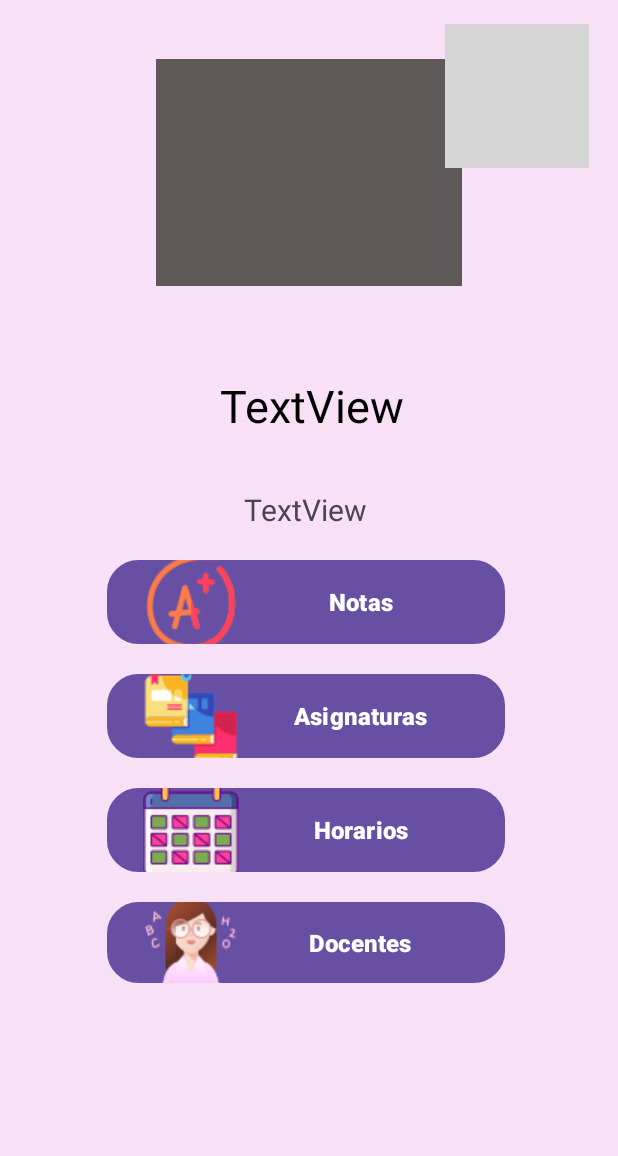
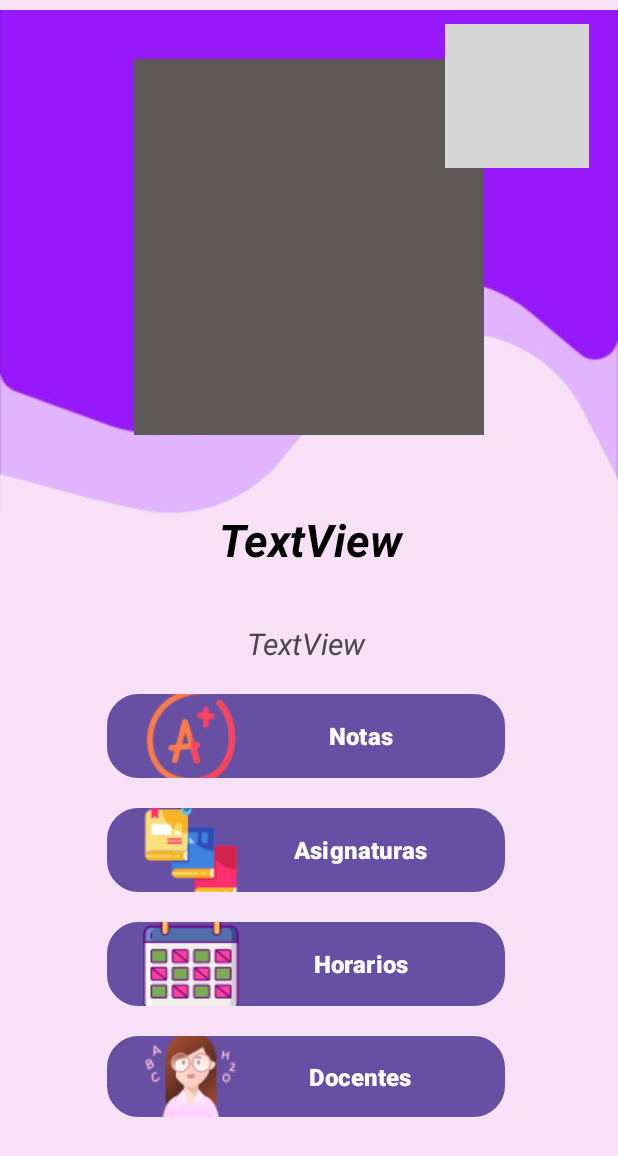
Before and after one commit to juancIdrovo/arteVivaM4a, an Android app: the layout perfil_usuairo.xml on its own in the app's theme, with its tools: preview values and no code run, on a phone screen of 412 x 824 dp. Shown: the top 1156 px of the screen. Run offline under Robolectric (Android 15) with nearby library versions, the phone set to English and light mode, and no system bars; network calls fail; grey boxes are pictures that could not be loaded.

Commit message:
Cambios culo

```diff
--- a/app/build.gradle.kts
+++ b/app/build.gradle.kts
@@ -57,7 +57,8 @@ dependencies {
     androidTestImplementation("androidx.test.ext:junit:1.1.5")
     androidTestImplementation("androidx.test.espresso:espresso-core:3.5.1")
     implementation("com.squareup.okhttp3:logging-interceptor:4.12.0")
-    implementation ("com.squareup.picasso:picasso:2.71828")
+    implementation ("com.github.bumptech.glide:glide:4.12.0")
+    annotationProcessor ("com.github.bumptech.glide:compiler:4.12.0")
 
 
 }
--- a/app/src/main/java/ec/tecazuay/artevivam4a/Cursos.java
+++ b/app/src/main/java/ec/tecazuay/artevivam4a/Cursos.java
@@ -29,7 +29,7 @@ public class Cursos extends AppCompatActivity {
     List<String> datos = new ArrayList<String>();
     ListView lst;
     RequestQueue qeqeq;
-    String url = "http://192.168.40.85:8080/api/asignaturas";
+    String url = "http://192.168.137.3:8080/api/asignaturas";
 
     @Override
     protected void onCreate(Bundle savedInstanceState) {
--- a/app/src/main/java/ec/tecazuay/artevivam4a/LoginActivity.java
+++ b/app/src/main/java/ec/tecazuay/artevivam4a/LoginActivity.java
@@ -32,7 +32,7 @@ public class LoginActivity extends AppCompatActivity {
     EditText txtEmail, txtPass;
 
     String mail, pass;
-    String url = "http://192.168.40.85:8080/api/loginEstudiante"; // Nueva URL del endpoint de login
+    String url = "http://192.168.137.3:8080/api/loginEstudiante"; // Nueva URL del endpoint de login
 
     @Override
     protected void onCreate(Bundle savedInstanceState) {
--- a/app/src/main/res/layout/perfil_usuairo.xml
+++ b/app/src/main/res/layout/perfil_usuairo.xml
@@ -5,6 +5,12 @@
     android:layout_height="match_parent"
     android:background="@color/rosaditoPalo">
 
+
+    <ImageView
+        android:id="@+id/imageView"
+        android:layout_width="wrap_content"
+        android:layout_height="wrap_content"
+        app:srcCompat="@drawable/color" />
 
     <Button
         android:id="@+id/btnSchedule1"
@@ -75,8 +81,8 @@
 
     <ImageView
         android:id="@+id/imageViewfoto"
-        android:layout_width="204dp"
-        android:layout_height="151dp"
+        android:layout_width="233dp"
+        android:layout_height="272dp"
         android:layout_alignParentStart="false"
         android:layout_alignParentTop="false"
         android:layout_alignParentEnd="false"
@@ -99,13 +105,20 @@
         android:layout_alignParentStart="true"
         android:layout_alignParentTop="true"
         android:layout_centerHorizontal="true"
-        android:layout_marginStart="82dp"
-        android:layout_marginTop="250dp"
+        android:layout_marginStart="81dp"
+        android:layout_marginTop="339dp"
+        android:backgroundTint="#000000"
+        android:backgroundTintMode="add"
+        android:breakStrategy="high_quality"
+        android:capitalize="characters"
         android:foregroundTint="#000000"
         android:text="TextView"
         android:textAlignment="center"
+        android:textAllCaps="false"
         android:textColor="#000000"
-        android:textSize="30dp" />
+        android:textColorHighlight="#C51E1E"
+        android:textSize="30dp"
+        android:textStyle="bold|italic" />
 
     <TextView
         android:id="@+id/tvMail"
@@ -116,8 +129,10 @@
         android:layout_centerHorizontal="true"
         android:layout_marginStart="48dp"
         android:layout_marginTop="35dp"
+        android:backgroundTint="#F0EBF3"
         android:text="TextView"
         android:textAlignment="center"
-        android:textSize="20dp" />
+        android:textSize="20dp"
+        android:textStyle="italic" />
 
 </RelativeLayout>
```
Also changed, not shown: app/src/main/java/ec/tecazuay/artevivam4a/PerfilUsuarioActivity.java (+35 -5 lines), app/src/main/java/ec/tecazuay/artevivam4a/RegistroEstudiante.java (+17 -7 lines).
